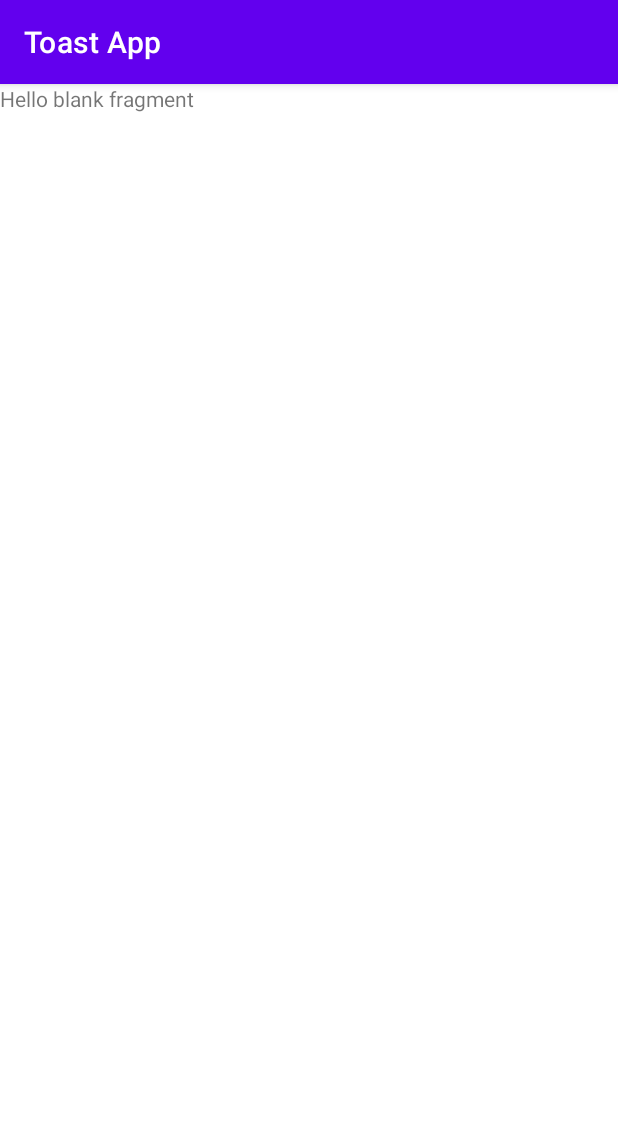
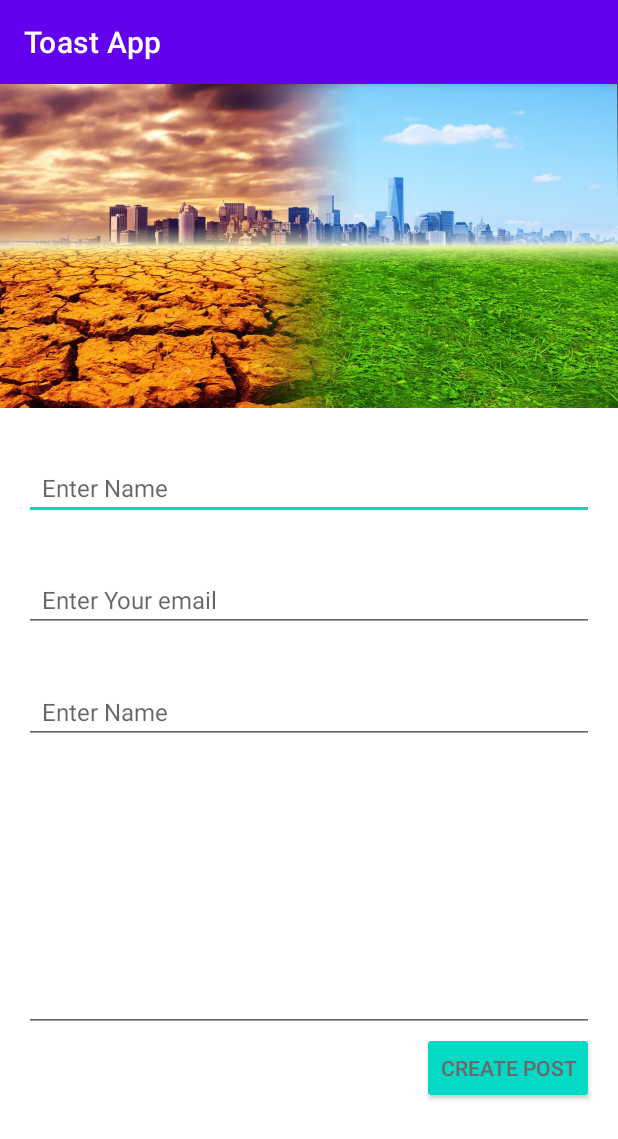
Before and after one commit to RahulSoni0/KnowEco, an Android app: the fragment CreatePost shown on its own in the app's theme, on a phone screen of 412 x 824 dp. Shown: the top 1139 px of the screen. Run offline under Robolectric (Android 15) with nearby library versions, the phone set to English and light mode, and no system bars.

Commit message:
create post fragment partially done

```diff
--- a/app/src/main/res/layout/fragment_create_post.xml
+++ b/app/src/main/res/layout/fragment_create_post.xml
@@ -1,14 +1,121 @@
 <?xml version="1.0" encoding="utf-8"?>
-<FrameLayout xmlns:android="http://schemas.android.com/apk/res/android"
+<androidx.constraintlayout.widget.ConstraintLayout xmlns:android="http://schemas.android.com/apk/res/android"
     xmlns:tools="http://schemas.android.com/tools"
     android:layout_width="match_parent"
     android:layout_height="match_parent"
+    xmlns:app="http://schemas.android.com/apk/res-auto"
     tools:context=".Fragments.CreatePost">
 
-    <!-- TODO: Update blank fragment layout -->
-    <TextView
+    <ScrollView
+        app:layout_constraintTop_toTopOf="parent"
         android:layout_width="match_parent"
-        android:layout_height="match_parent"
-        android:text="@string/hello_blank_fragment" />
+        app:layout_constraintLeft_toLeftOf="parent"
+        app:layout_constraintRight_toRightOf="parent"
+        android:layout_height="wrap_content">
 
-</FrameLayout>
+        <androidx.constraintlayout.widget.ConstraintLayout
+            android:layout_width="match_parent"
+            android:layout_height="wrap_content">
+
+            <ImageView
+                android:id="@+id/main_banner"
+                android:layout_width="match_parent"
+                android:layout_height="216dp"
+                app:layout_constraintTop_toTopOf="parent"
+                app:layout_constraintLeft_toLeftOf="parent"
+                app:layout_constraintRight_toRightOf="parent"
+                android:src="@drawable/banner_homenature"
+                android:scaleType="fitXY"
+
+                />
+
+
+
+            <EditText
+                android:id="@+id/nameEt"
+                android:layout_width="match_parent"
+                android:layout_height="wrap_content"
+                app:layout_constraintTop_toBottomOf="@id/main_banner"
+                app:layout_constraintLeft_toLeftOf="parent"
+                app:layout_constraintRight_toRightOf="parent"
+                android:layout_marginTop="32dp"
+                android:layout_marginLeft="16dp"
+                android:layout_marginRight="16dp"
+                android:hint="Enter Name"
+                android:textSize="16sp"
+                android:paddingLeft="12dp"
+                android:inputType="text"
+                />
+
+            <EditText
+                android:id="@+id/emailEt"
+                android:layout_width="match_parent"
+                android:layout_height="wrap_content"
+                app:layout_constraintTop_toBottomOf="@id/nameEt"
+                app:layout_constraintLeft_toLeftOf="parent"
+                app:layout_constraintRight_toRightOf="parent"
+                android:layout_marginTop="32dp"
+                android:layout_marginLeft="16dp"
+                android:layout_marginRight="16dp"
+                android:hint="Enter Your email"
+                android:textSize="16sp"
+                android:paddingLeft="12dp"
+                android:inputType="textEmailAddress"
+                />
+            <EditText
+                android:id="@+id/titleEt"
+                android:layout_width="match_parent"
+                android:layout_height="wrap_content"
+                app:layout_constraintTop_toBottomOf="@id/emailEt"
+                app:layout_constraintLeft_toLeftOf="parent"
+                app:layout_constraintRight_toRightOf="parent"
+                android:layout_marginTop="32dp"
+                android:layout_marginLeft="16dp"
+                android:layout_marginRight="16dp"
+                android:hint="Enter Name"
+                android:textSize="16sp"
+                android:paddingLeft="12dp"
+                android:inputType="text"
+                />
+            <EditText
+                android:id="@+id/descriptionEt"
+                android:layout_width="match_parent"
+                android:layout_height="160dp"
+                android:inputType="text|textMultiLine"
+                android:gravity="top"
+                app:layout_constraintTop_toBottomOf="@id/titleEt"
+                app:layout_constraintLeft_toLeftOf="parent"
+                app:layout_constraintRight_toRightOf="parent"
+                android:layout_marginRight="16dp"
+                android:layout_marginLeft="16dp"
+                android:layout_marginTop="32dp"
+                />
+
+            <androidx.appcompat.widget.AppCompatButton
+                android:id="@+id/add_post"
+                android:layout_width="wrap_content"
+                android:layout_height="wrap_content"
+                android:textAlignment="center"
+                android:text="Create Post"
+                android:textColor="#6E6868"
+                android:textSize="14sp"
+                android:textStyle="normal"
+                app:layout_constraintTop_toBottomOf="@id/descriptionEt"
+                app:layout_constraintRight_toRightOf="parent"
+                android:layout_marginRight="16dp"
+                android:backgroundTint="@color/teal_200"
+
+
+
+                />
+
+
+
+        </androidx.constraintlayout.widget.ConstraintLayout>
+
+
+
+    </ScrollView>
+
+
+</androidx.constraintlayout.widget.ConstraintLayout>
```
